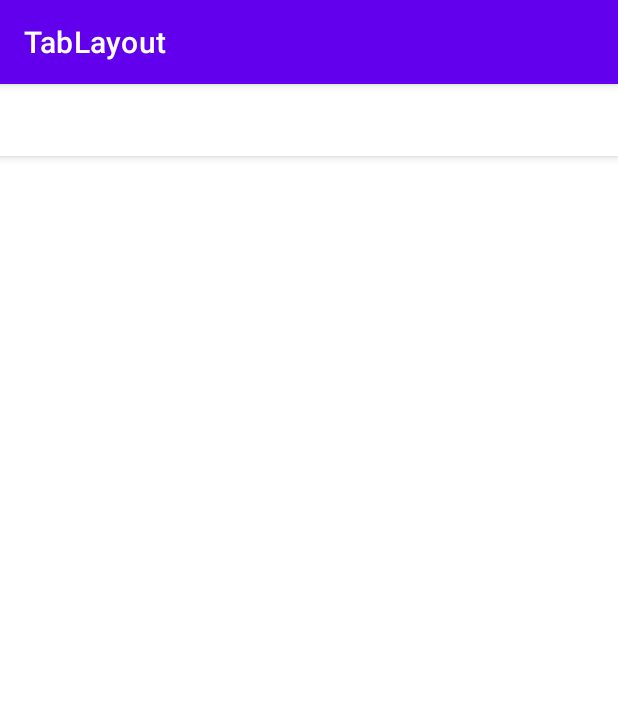
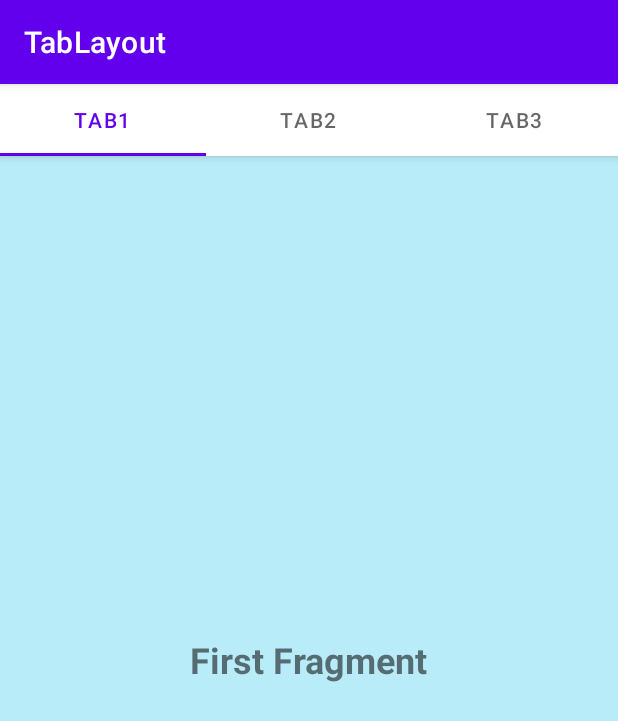
Before and after one commit to NirajXtha/college, an Android app: the screen it shows after launch (MainActivity), on a phone screen of 412 x 824 dp. Shown: the top 721 px of the screen. Run offline under Robolectric (Android 15) with nearby library versions, the light colour scheme and no system bars.

Commit message:
edited main activity for pager

```diff
--- a/TabLayout/app/src/main/java/com/example/tablayout/MainActivity.java
+++ b/TabLayout/app/src/main/java/com/example/tablayout/MainActivity.java
@@ -3,11 +3,15 @@ package com.example.tablayout;
 import android.os.Bundle;
 
 import androidx.activity.EdgeToEdge;
+import androidx.annotation.NonNull;
 import androidx.appcompat.app.AppCompatActivity;
 import androidx.core.graphics.Insets;
 import androidx.core.view.ViewCompat;
 import androidx.core.view.WindowInsetsCompat;
 import androidx.viewpager2.widget.ViewPager2;
+
+import com.google.android.material.tabs.TabLayout;
+import com.google.android.material.tabs.TabLayoutMediator;
 
 public class MainActivity extends AppCompatActivity {
 
@@ -26,5 +30,15 @@ public class MainActivity extends AppCompatActivity {
 
         viewPager.setAdapter(new ViewPageAdapter(this));
 
+        TabLayout tabLayout = findViewById(R.id.tabLayout);
+
+        TabLayoutMediator tabLayoutMediator = new TabLayoutMediator(tabLayout, viewPager, true,
+                new TabLayoutMediator.TabConfigurationStrategy() {
+                    @Override
+                    public void onConfigureTab(@NonNull TabLayout.Tab tab, int position) {
+                        tab.setText("Tab" + (position + 1));
+                    }
+                });
+                tabLayoutMediator.attach();
     }
 }
--- a/TabLayout/app/src/main/java/com/example/tablayout/ViewPageAdapter.java
+++ b/TabLayout/app/src/main/java/com/example/tablayout/ViewPageAdapter.java
@@ -27,6 +27,6 @@ public class ViewPageAdapter extends FragmentStateAdapter {
 
     @Override
     public int getItemCount() {
-        return 0;
+        return 3;
     }
 }
--- a/TabLayout/app/src/main/res/layout/fragment_first.xml
+++ b/TabLayout/app/src/main/res/layout/fragment_first.xml
@@ -17,7 +17,7 @@
         <TextView
             android:layout_width="wrap_content"
             android:layout_height="wrap_content"
-            android:text="First Fragment"
+            android:text="@string/first_fragment"
             android:textSize="24sp"
             android:textStyle="bold"/>
     </LinearLayout>
--- a/TabLayout/app/src/main/res/layout/fragment_second.xml
+++ b/TabLayout/app/src/main/res/layout/fragment_second.xml
@@ -3,7 +3,9 @@
     xmlns:tools="http://schemas.android.com/tools"
     android:layout_width="match_parent"
     android:layout_height="match_parent"
-    tools:context=".SecondFragment">
+    tools:context=".SecondFragment"
+    android:background="#A38AA8"
+    >
 
     <!-- TODO: Update blank fragment layout -->
     <TextView
--- a/TabLayout/app/src/main/res/layout/fragment_third.xml
+++ b/TabLayout/app/src/main/res/layout/fragment_third.xml
@@ -3,7 +3,9 @@
     xmlns:tools="http://schemas.android.com/tools"
     android:layout_width="match_parent"
     android:layout_height="match_parent"
-    tools:context=".ThirdFragment">
+    tools:context=".ThirdFragment"
+    android:background="#E8DAC1"
+    >
 
     <!-- TODO: Update blank fragment layout -->
     <TextView
--- a/TabLayout/app/src/main/res/values/strings.xml
+++ b/TabLayout/app/src/main/res/values/strings.xml
@@ -2,4 +2,5 @@
     <string name="app_name">TabLayout</string>
     <!-- TODO: Remove or change this placeholder text -->
     <string name="hello_blank_fragment">Hello blank fragment</string>
+    <string name="first_fragment">First Fragment</string>
 </resources>
```
